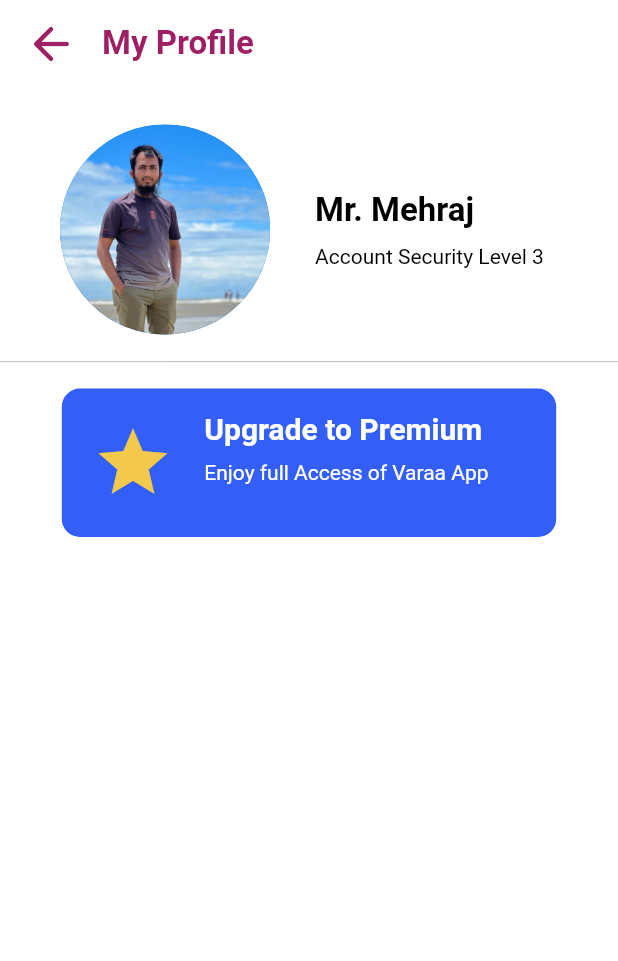
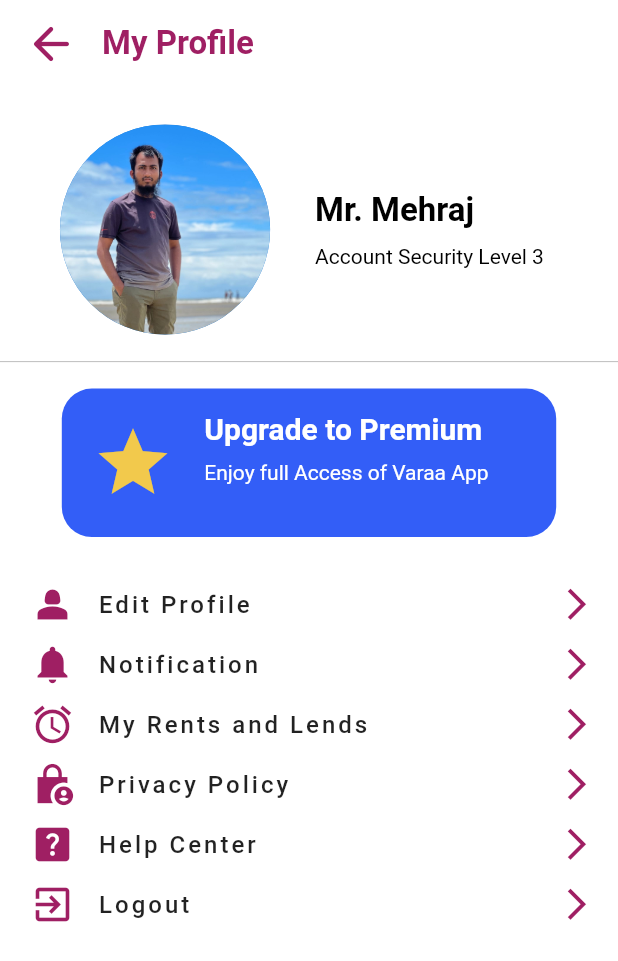
Before and after one commit to definecoder/Varaa-App, a Flutter app: the screen it shows after launch, after a tap on "Mehraj", on a phone screen of 412 x 824 dp. Shown: the top 961 px of the screen. Run offline on Flutter 3.47's test engine with Material 2 defaults, Android fonts, the phone set to English and light mode, and no system bars; our stand-ins replace get, google_fonts, velocity_x; Roboto replaces fonts that are missing (popins).

Commit message:
completed my profile except bottom bar :) shaown do bottom bar if possible Zz..

```diff
--- /dev/null
+++ b/lib/common_widgets/profile_options.dart
@@ -0,0 +1,52 @@
+import 'package:flutter/material.dart';
+import 'package:velocity_x/velocity_x.dart';
+
+//  Color(0xff4D73FA)
+
+class Profile_option extends StatelessWidget {
+  final String bodyText;
+  final IconData? usedIcon;
+
+  Profile_option({required this.bodyText, required this.usedIcon});
+
+  @override
+  Widget build(BuildContext context) {
+    return GestureDetector(
+      onTap: () {},
+      child: Container(
+        child: Row(
+          mainAxisAlignment: MainAxisAlignment.start,
+          crossAxisAlignment: CrossAxisAlignment.center,
+          children: [
+            20.widthBox,
+            Icon(
+              usedIcon,
+              color: Color(0xff9F1F63),
+              size: 30,
+            ),
+            15.widthBox,
+            bodyText.text
+                .fontFamily('popins')
+                .size(16)
+                .fontWeight(FontWeight.w500)
+                .wider
+                .make(),
+            Expanded(
+              child: Container(
+                //width: ,
+                //color: Colors.amber,
+                alignment: Alignment.centerRight,
+                child: const Icon(
+                  Icons.arrow_forward_ios,
+                  color: Color(0xff9F1F63),
+                  size: 25,
+                ),
+              ),
+            ),
+            15.widthBox,
+          ],
+        ),
+      ),
+    );
+  }
+}
--- a/lib/screens/profile_screen.dart
+++ b/lib/screens/profile_screen.dart
@@ -9,6 +9,8 @@ import 'package:velocity_x/velocity_x.dart';
 import '../common_widgets/button.dart';
 import '../common_widgets/button2.dart';
 import 'package:velocity_x/velocity_x.dart';
+
+import '../common_widgets/profile_options.dart';
 
 class ProfileScreen extends StatelessWidget {
   const ProfileScreen({super.key});
@@ -81,7 +83,7 @@ class ProfileScreen extends StatelessWidget {
               Container(
                 decoration: BoxDecoration(
                   color: Color(0xff335EF7),
-                  borderRadius: BorderRadius.circular(12),
+                  borderRadius: BorderRadius.circular(20),
                 ),
                 margin: EdgeInsets.all(10),
                 width: context.width * .8,
@@ -118,6 +120,37 @@ class ProfileScreen extends StatelessWidget {
                       )
                     ]),
               ),
+              20.heightBox,
+              Profile_option(
+                bodyText: "Edit Profile",
+                usedIcon: Icons.person_2_sharp,
+              ),
+              10.heightBox,
+              Profile_option(
+                bodyText: "Notification",
+                usedIcon: Icons.notifications,
+              ),
+              10.heightBox,
+              Profile_option(
+                bodyText: "My Rents and Lends",
+                usedIcon: Icons.access_alarm_sharp,
+              ),
+              10.heightBox,
+              Profile_option(
+                bodyText: "Privacy Policy",
+                usedIcon: Icons.lock_person_sharp,
+              ),
+              10.heightBox,
+              Profile_option(
+                bodyText: "Help Center",
+                usedIcon: Icons.help_center,
+              ),
+              10.heightBox,
+              Profile_option(
+                bodyText: "Logout",
+                usedIcon: Icons.exit_to_app,
+              ),
+              10.heightBox,
             ],
           ),
         ),
```
